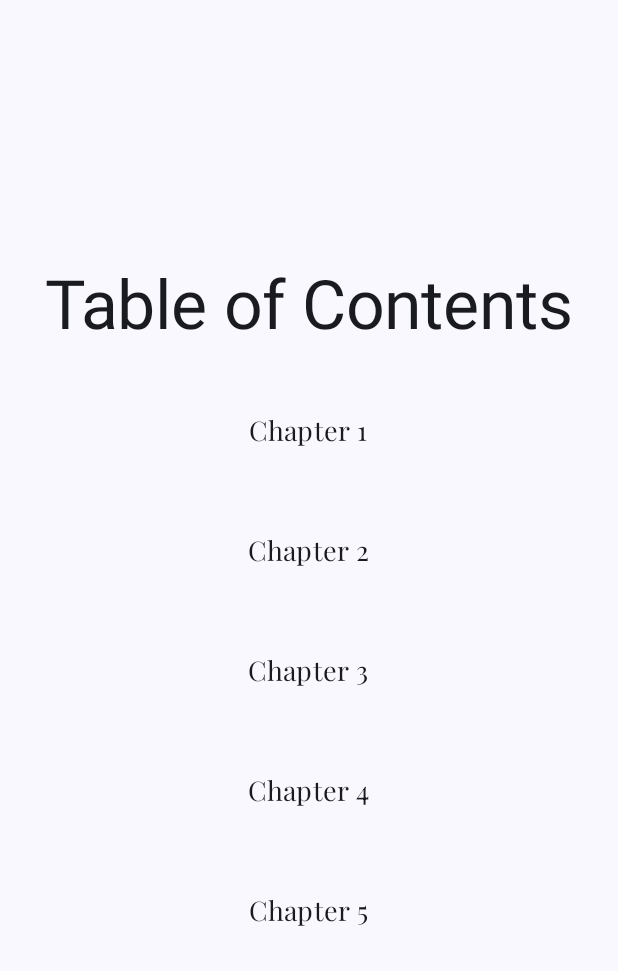
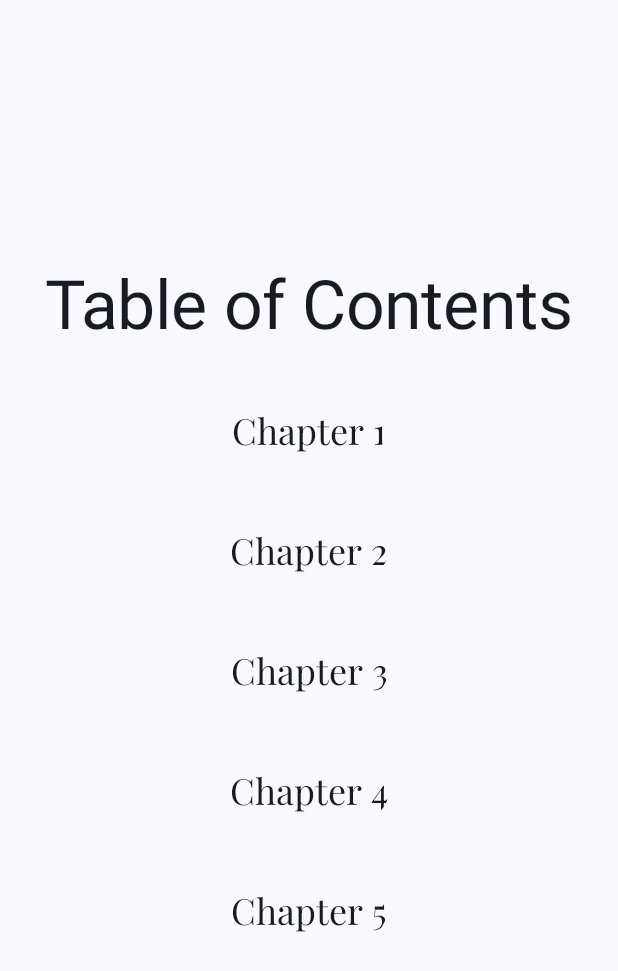
Before and after one commit to Shaygi/VerseVerwebt, an Android app built with Jetpack Compose: the screen it shows after launch (TableOfContents), after a tap on "Inhaltsverzeichnis", on a phone screen of 412 x 824 dp. Shown: the top 971 px of the screen. Run offline under Robolectric (Android 15) with nearby library versions, the light colour scheme and no system bars.

Commit message:
Eine Seperate Datei für benutzerdefinierte Fonts wurde erstellt um von überall drauf zugreifen zu können und ein einheitliches Design zu haben.

```diff
--- a/app/src/main/java/com/example/verseverwebt/Chapter1.kt
+++ b/app/src/main/java/com/example/verseverwebt/Chapter1.kt
@@ -12,7 +12,8 @@ import androidx.compose.ui.text.style.TextAlign
 import androidx.compose.ui.unit.dp
 import androidx.compose.ui.unit.sp
 import androidx.compose.ui.tooling.preview.Preview
-import com.example.verseverwebt.ui.theme.VerseVerwebtTheme
+import com.example.verseverwebt.theme.CustomTypography
+import com.example.verseverwebt.ui.pages.VerseVerwebtTheme
 
 class Chapter1 : ComponentActivity() {
     override fun onCreate(savedInstanceState: Bundle?) {
@@ -41,33 +42,26 @@ fun Chapter1Content() {
 
         Text(
             text = "CHAPTER",
-            fontFamily = playfair,
-            style = MaterialTheme.typography.headlineLarge,
-            fontSize = 45.sp,
+            style = CustomTypography.titleLarge,
             textAlign = TextAlign.Center
 
         )
 
         Text(
             text = "One",
-            fontFamily = inspiration,
-            style = MaterialTheme.typography.headlineLarge,
-            fontSize = 45.sp,
+            style = CustomTypography.titleMedium,
             textAlign = TextAlign.Center,
             modifier = Modifier.padding(bottom = 66.dp)
         )
         Text(
             text = "MAN HÖRT GEFLÜSTER",
-            fontFamily = playfair,
-            fontSize = 13.sp,
+            style = CustomTypography.bodyMedium,
             textAlign = TextAlign.Center,
             modifier = Modifier.padding(bottom = 26.dp)
         )
         Text(
             text = "Im Rätselmeer verborgen, liegt ein funkelnder Schatz, Klugheit und Weisheit sind der Schlüssel zum Glanz.",
-            fontFamily = playfair,
-            style = MaterialTheme.typography.bodySmall,
-            fontSize = 5.sp,
+            style = CustomTypography.bodySmall,
             textAlign = TextAlign.Center,
 
             )
--- a/app/src/main/java/com/example/verseverwebt/Chapter2.kt
+++ b/app/src/main/java/com/example/verseverwebt/Chapter2.kt
@@ -14,7 +14,9 @@ import androidx.compose.ui.text.style.TextAlign
 import androidx.compose.ui.unit.dp
 import androidx.compose.ui.unit.sp
 import androidx.compose.ui.tooling.preview.Preview
-import com.example.verseverwebt.ui.theme.VerseVerwebtTheme
+import com.example.verseverwebt.theme.inspiration
+import com.example.verseverwebt.theme.playfair
+import com.example.verseverwebt.ui.pages.VerseVerwebtTheme
 
 class Chapter2 : ComponentActivity() {
     override fun onCreate(savedInstanceState: Bundle?) {
--- a/app/src/main/java/com/example/verseverwebt/Chapter3.kt
+++ b/app/src/main/java/com/example/verseverwebt/Chapter3.kt
@@ -10,7 +10,7 @@ import androidx.compose.ui.Modifier
 import androidx.compose.ui.unit.dp
 import androidx.compose.ui.unit.sp
 import androidx.compose.ui.tooling.preview.Preview
-import com.example.verseverwebt.ui.theme.VerseVerwebtTheme
+import com.example.verseverwebt.ui.pages.VerseVerwebtTheme
 
 class Chapter3 : ComponentActivity() {
     override fun onCreate(savedInstanceState: Bundle?) {
--- a/app/src/main/java/com/example/verseverwebt/Chapter4.kt
+++ b/app/src/main/java/com/example/verseverwebt/Chapter4.kt
@@ -10,7 +10,7 @@ import androidx.compose.ui.Modifier
 import androidx.compose.ui.unit.dp
 import androidx.compose.ui.unit.sp
 import androidx.compose.ui.tooling.preview.Preview
-import com.example.verseverwebt.ui.theme.VerseVerwebtTheme
+import com.example.verseverwebt.ui.pages.VerseVerwebtTheme
 
 class Chapter4 : ComponentActivity() {
     override fun onCreate(savedInstanceState: Bundle?) {
--- a/app/src/main/java/com/example/verseverwebt/Chapter5.kt
+++ b/app/src/main/java/com/example/verseverwebt/Chapter5.kt
@@ -10,7 +10,7 @@ import androidx.compose.ui.Modifier
 import androidx.compose.ui.unit.dp
 import androidx.compose.ui.unit.sp
 import androidx.compose.ui.tooling.preview.Preview
-import com.example.verseverwebt.ui.theme.VerseVerwebtTheme
+import com.example.verseverwebt.ui.pages.VerseVerwebtTheme
 
 class Chapter5 : ComponentActivity() {
     override fun onCreate(savedInstanceState: Bundle?) {
@@ -35,7 +35,13 @@ fun Chapter5Content() {
         BackToMenuButton()
         Spacer(modifier = Modifier.height(16.dp))
         Text(
-            text = "Chapter 5",
+            text = "Chapter",
+            style = MaterialTheme.typography.headlineLarge,
+            fontSize = 45.sp,
+            modifier = Modifier.padding(bottom = 16.dp)
+        )
+        Text(
+            text = "Five",
             style = MaterialTheme.typography.headlineLarge,
             fontSize = 45.sp,
             modifier = Modifier.padding(bottom = 16.dp)
--- a/app/src/main/java/com/example/verseverwebt/CommonComposables.kt
+++ b/app/src/main/java/com/example/verseverwebt/CommonComposables.kt
@@ -11,9 +11,11 @@ import androidx.compose.ui.platform.LocalContext
 import androidx.compose.ui.res.painterResource
 import androidx.compose.ui.unit.TextUnit
 import androidx.compose.ui.unit.dp
+import com.example.verseverwebt.theme.CustomTypography
+import com.example.verseverwebt.ui.pages.VerseVerwebtTheme
 
 @Composable
-fun ButtonColumn(primaryText: String, fontSize: TextUnit, onClick: () -> Unit) {
+fun ButtonColumn(primaryText: String, onClick: () -> Unit) {
     Column(
         modifier = Modifier.padding(8.dp),
         horizontalAlignment = Alignment.CenterHorizontally
@@ -27,8 +29,9 @@ fun ButtonColumn(primaryText: String, fontSize: TextUnit, onClick: () -> Unit) {
             Text(
                 text = primaryText,
                 color = MaterialTheme.colorScheme.onSurface,
-                fontFamily = playfair,
-                fontSize = fontSize
+                style = CustomTypography.bodyLarge
+                /*fontFamily = playfair,
+                fontSize = fontSize*/
             )
         }
     }
--- a/app/src/main/java/com/example/verseverwebt/MainMenu.kt
+++ b/app/src/main/java/com/example/verseverwebt/MainMenu.kt
@@ -10,19 +10,13 @@ import androidx.compose.runtime.Composable
 import androidx.compose.ui.Alignment
 import androidx.compose.ui.Modifier
 import androidx.compose.ui.platform.LocalContext
-import androidx.compose.ui.text.font.Font
-import androidx.compose.ui.text.font.FontFamily
 import androidx.compose.ui.tooling.preview.Preview
 import androidx.compose.ui.unit.dp
 import androidx.compose.ui.unit.sp
-import com.example.verseverwebt.ui.theme.VerseVerwebtTheme
-
-val inspiration = FontFamily(
-    Font(R.font.inspiration_regular)
-)
-val playfair = FontFamily(
-    Font(R.font.playfair_display)
-)
+import com.example.verseverwebt.theme.CustomTypography
+import com.example.verseverwebt.theme.inspiration
+import com.example.verseverwebt.theme.playfair
+import com.example.verseverwebt.ui.pages.VerseVerwebtTheme
 
 class MainMenu : ComponentActivity() {
     override fun onCreate(savedInstanceState: Bundle?) {
@@ -50,28 +44,24 @@ fun Content() {
     ) {
         Text(
             text = "Verse verwebt",
-            style = MaterialTheme.typography.headlineLarge,
-            fontSize = 45.sp,
-            fontFamily = playfair,
+            style = CustomTypography.titleLarge,
             modifier = Modifier.padding(bottom = 16.dp)
         )
         Text(
             text = "Ein poetisches Abenteuer",
-            style = MaterialTheme.typography.bodyLarge,
-            fontSize = 30.sp,
-            fontFamily = inspiration,
+            style = CustomTypography.titleMedium,
             modifier = Modifier.padding(bottom = 16.dp)
         )
-        ButtonColumn("-Start-", 18.sp) {
+        ButtonColumn("-Start-") {
             context.startActivity(Intent(context, Chapter1::class.java))
         }
-        ButtonColumn("Inhaltsverzeichnis", 18.sp) {
+        ButtonColumn("Inhaltsverzeichnis") {
             context.startActivity(Intent(context, TableOfContents::class.java))
         }
-        ButtonColumn("Leaderboard", 18.sp) {
+        ButtonColumn("Leaderboard") {
             // Add navigation for SettingsActivity
         }
-        ButtonColumn("Credits", 18.sp) {
+        ButtonColumn("Credits") {
             // Add navigation for CreditsActivity
         }
     }
--- a/app/src/main/java/com/example/verseverwebt/TableOfContents.kt
+++ b/app/src/main/java/com/example/verseverwebt/TableOfContents.kt
@@ -12,7 +12,7 @@ import androidx.compose.ui.Modifier
 import androidx.compose.ui.platform.LocalContext
 import androidx.compose.ui.unit.dp
 import androidx.compose.ui.unit.sp
-import com.example.verseverwebt.ui.theme.VerseVerwebtTheme
+import com.example.verseverwebt.ui.pages.VerseVerwebtTheme
 
 class TableOfContents : ComponentActivity() {
     override fun onCreate(savedInstanceState: Bundle?) {
@@ -44,19 +44,19 @@ fun TableOfContentsContent() {
             fontSize = 45.sp,
             modifier = Modifier.padding(bottom = 16.dp)
         )
-        ButtonColumn("Chapter 1", 18.sp) {
+        ButtonColumn("Chapter 1") {
             context.startActivity(Intent(context, Chapter1::class.java))
         }
-        ButtonColumn("Chapter 2", 18.sp) {
+        ButtonColumn("Chapter 2") {
             context.startActivity(Intent(context, Chapter2::class.java))
         }
-        ButtonColumn("Chapter 3", 18.sp) {
+        ButtonColumn("Chapter 3") {
             context.startActivity(Intent(context, Chapter3::class.java))
         }
-        ButtonColumn("Chapter 4", 18.sp) {
+        ButtonColumn("Chapter 4") {
             context.startActivity(Intent(context, Chapter4::class.java))
         }
-        ButtonColumn("Chapter 5", 18.sp) {
+        ButtonColumn("Chapter 5") {
             context.startActivity(Intent(context, Chapter5::class.java))
         }
     }
--- /dev/null
+++ b/app/src/main/java/com/example/verseverwebt/theme/Theme.kt
@@ -0,0 +1 @@
+package com.example.verseverwebt.theme
--- /dev/null
+++ b/app/src/main/java/com/example/verseverwebt/theme/Type.kt
@@ -0,0 +1,47 @@
+package com.example.verseverwebt.theme
+
+import androidx.compose.material3.Typography
+import androidx.compose.ui.text.TextStyle
+import androidx.compose.ui.text.font.Font
+import androidx.compose.ui.text.font.FontFamily
+import androidx.compose.ui.text.font.FontStyle
+import androidx.compose.ui.text.font.FontWeight
+import androidx.compose.ui.unit.sp
+import com.example.verseverwebt.R
+
+val inspiration = FontFamily(
+    Font(R.font.inspiration_regular)
+)
+val playfair = FontFamily(
+    Font(R.font.playfair_display)
+)
+
+val CustomTypography = Typography(
+    titleLarge = TextStyle(
+        fontSize = 40.sp,
+        letterSpacing = 0.sp,
+        fontFamily = playfair,
+
+        ),
+    titleMedium = TextStyle(
+        fontSize = 32.sp,
+        letterSpacing = 0.sp,
+        fontFamily = inspiration,
+    ),
+    bodyLarge = TextStyle(
+        fontSize = 24.sp,
+        letterSpacing = 0.sp,
+        fontFamily = playfair,
+    ),
+    bodyMedium = TextStyle(
+        fontSize = 13.sp,
+        letterSpacing = 0.sp,
+        fontFamily = playfair,
+    ),
+    bodySmall = TextStyle(
+        fontSize = 5.sp,
+        letterSpacing = 0.sp,
+        fontFamily = playfair,
+    )
+
+)
--- a/app/src/main/java/com/example/verseverwebt/ui/theme/Color.kt
+++ b/app/src/main/java/com/example/verseverwebt/ui/pages/Color.kt
@@ -1,4 +1,4 @@
-package com.example.verseverwebt.ui.theme
+package com.example.verseverwebt.ui.pages
 
 import androidx.compose.ui.graphics.Color
 
--- a/app/src/main/java/com/example/verseverwebt/ui/theme/Theme.kt
+++ b/app/src/main/java/com/example/verseverwebt/ui/pages/Theme.kt
@@ -1,4 +1,4 @@
-package com.example.verseverwebt.ui.theme
+package com.example.verseverwebt.ui.pages
 
 import android.app.Activity
 import android.os.Build
--- a/app/src/main/java/com/example/verseverwebt/ui/theme/Type.kt
+++ b/app/src/main/java/com/example/verseverwebt/ui/pages/Type.kt
@@ -1,4 +1,4 @@
-package com.example.verseverwebt.ui.theme
+package com.example.verseverwebt.ui.pages
 
 import androidx.compose.material3.Typography
 import androidx.compose.ui.text.TextStyle
```
